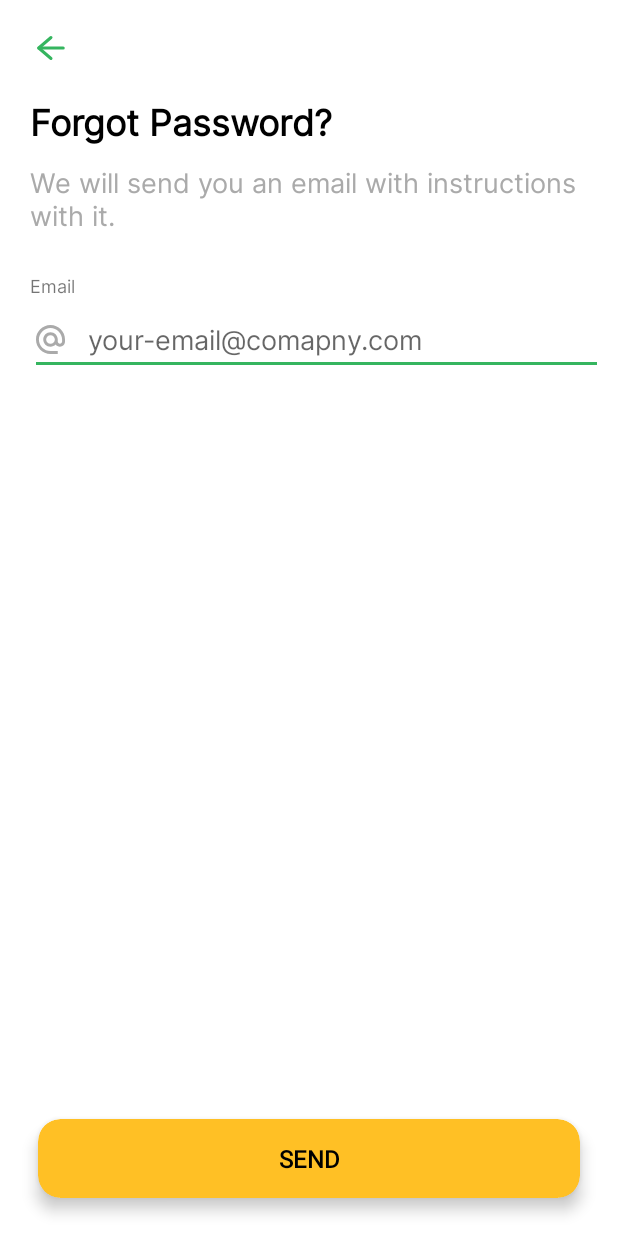
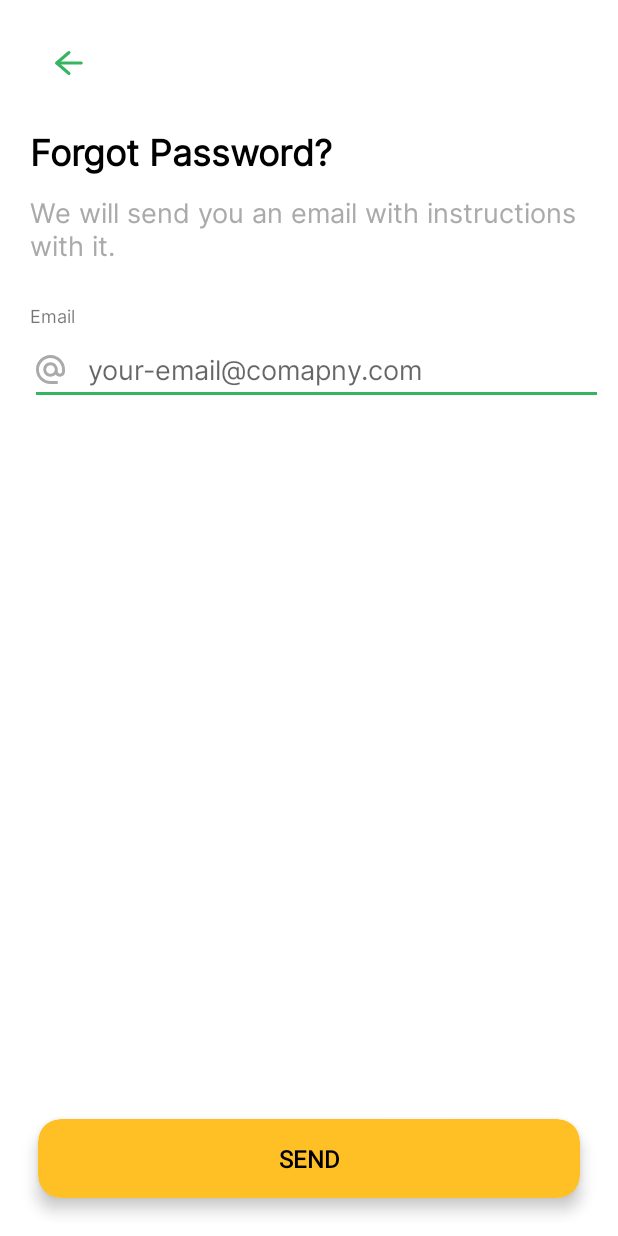
Before and after one commit to Moutamid/EWasteManagement, an Android app: the ForgotPasswordActivity screen opened directly, with no data from a screen before it, on a phone screen of 412 x 824 dp. Run offline under Robolectric (Android 15) with nearby library versions, the phone set to English and light mode, and no system bars.

Commit message:
Initial commit

```diff
--- a/app/src/main/res/drawable/border_btn.xml
+++ b/app/src/main/res/drawable/border_btn.xml
@@ -1,5 +1,5 @@
 <?xml version="1.0" encoding="utf-8"?>
 <shape android:shape="rectangle" xmlns:android="http://schemas.android.com/apk/res/android">
-<stroke android:color="@color/yellow" android:width="1dp" />
+<stroke android:color="@color/yellow" android:width="2dp" />
     <corners android:radius="15dp" />
 </shape>
--- a/app/src/main/res/layout/activity_forgot_password.xml
+++ b/app/src/main/res/layout/activity_forgot_password.xml
@@ -10,9 +10,12 @@
         android:id="@+id/backBtn"
         android:layout_width="wrap_content"
         android:layout_height="wrap_content"
-        android:src="@drawable/ic_arrow_left"
-        android:background="@color/white"
-        android:layout_margin="20dp" />
+        android:layout_marginStart="20dp"
+        android:layout_marginTop="20dp"
+        android:layout_marginEnd="20dp"
+        android:layout_marginBottom="20dp"
+        android:backgroundTint="@color/white"
+        android:src="@drawable/ic_arrow_left" />
 
     <TextView
         android:id="@+id/welcome"
@@ -69,28 +72,31 @@
             android:drawablePadding="15sp" />
     </LinearLayout>
 
-    <androidx.cardview.widget.CardView
+    <com.google.android.material.card.MaterialCardView
         android:id="@+id/sendBtn"
         android:layout_width="match_parent"
         android:layout_height="wrap_content"
-        android:layout_margin="25dp"
-        app:cardElevation="6dp"
         android:layout_alignParentBottom="true"
+        android:layout_marginStart="25dp"
+        android:layout_marginTop="25dp"
+        android:layout_marginEnd="25dp"
+        android:layout_marginBottom="25dp"
         app:cardBackgroundColor="@color/yellow"
-        app:cardCornerRadius="15dp">
+        app:cardCornerRadius="15dp"
+        app:cardElevation="6dp">
 
         <TextView
             android:layout_width="match_parent"
             android:layout_height="match_parent"
+            android:layout_margin="15dp"
+            android:fontFamily="@font/roboto"
+            android:gravity="center"
             android:text="Send"
             android:textAllCaps="true"
-            android:gravity="center"
-            android:fontFamily="@font/roboto"
-            android:textStyle="bold"
-            android:layout_margin="15dp"
+            android:textColor="@color/black"
             android:textSize="16dp"
-            android:textColor="@color/black" />
+            android:textStyle="bold" />
 
-    </androidx.cardview.widget.CardView>
+    </com.google.android.material.card.MaterialCardView>
 
 </RelativeLayout>
```
Also changed, not shown: app/src/main/res/layout/activity_login.xml (+5 -5 lines), app/src/main/res/layout/activity_main.xml (+4 -4 lines), app/src/main/res/layout/activity_sign_up.xml (+8 -5 lines).
